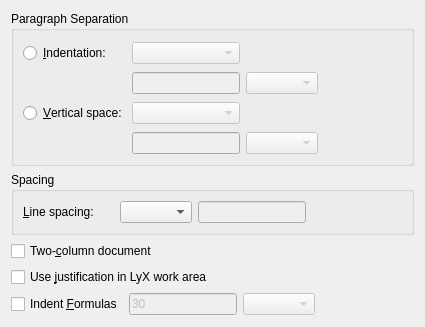
Qt form src/frontends/qt4/ui/TextLayoutUi.ui (cburschka/lyx) before a commit.
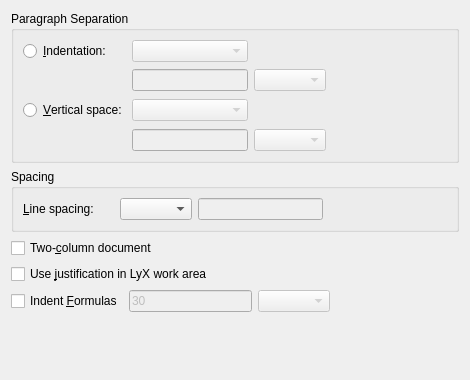
The same form after that commit. Custom widgets are drawn as their Qt base class.

What changed in the file:
```diff
--- a/src/frontends/qt4/ui/TextLayoutUi.ui
+++ b/src/frontends/qt4/ui/TextLayoutUi.ui
@@ -6,14 +6,14 @@
    <rect>
     <x>0</x>
     <y>0</y>
-    <width>421</width>
-    <height>327</height>
+    <width>470</width>
+    <height>380</height>
    </rect>
   </property>
   <property name="windowTitle">
    <string/>
   </property>
-  <layout class="QGridLayout" name="gridLayout">
+  <layout class="QGridLayout" name="gridLayout_3">
    <item row="0" column="0" colspan="4">
     <widget class="QGroupBox" name="separateGB">
      <property name="title">
@@ -22,7 +22,7 @@
      <property name="flat">
       <bool>true</bool>
      </property>
-     <layout class="QGridLayout" name="gridLayout_3">
+     <layout class="QGridLayout" name="gridLayout">
       <item row="0" column="0">
        <widget class="QRadioButton" name="indentRB">
         <property name="minimumSize">
@@ -59,8 +59,8 @@
         </property>
         <property name="sizeHint" stdset="0">
          <size>
-          <width>135</width>
-          <height>26</height>
+          <width>133</width>
+          <height>23</height>
          </size>
         </property>
        </spacer>
@@ -103,6 +103,12 @@
       </item>
       <item row="2" column="0">
        <widget class="QRadioButton" name="skipRB">
+        <property name="sizePolicy">
+         <sizepolicy hsizetype="Fixed" vsizetype="Minimum">
+          <horstretch>0</horstretch>
+          <verstretch>0</verstretch>
+         </sizepolicy>
+        </property>
         <property name="minimumSize">
          <size>
           <width>91</width>
```
